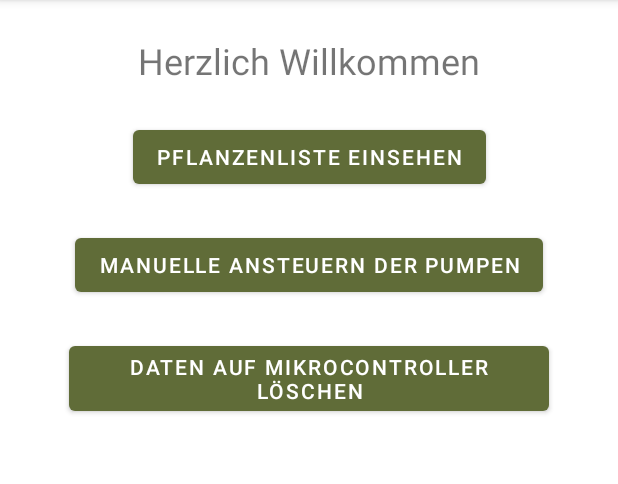
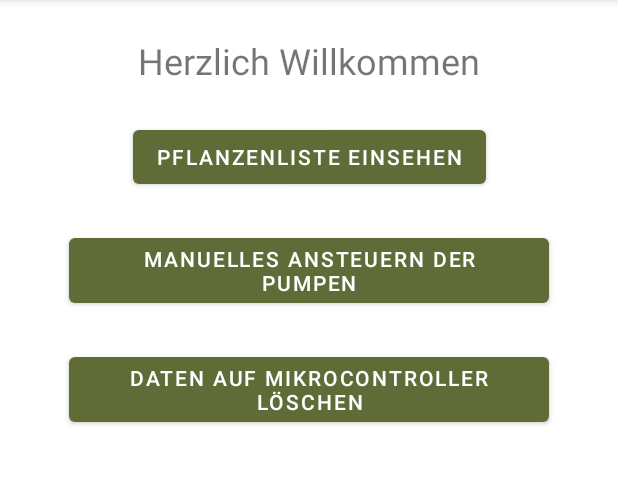
Before and after one commit to Lucag1512/Bewaesserungsanlage, an Android app: the screen it shows after launch (MainActivity), on a phone screen of 412 x 824 dp, the part 84-568 px from its top. Run offline under Robolectric (Android 15) with nearby library versions, the phone set to English and light mode, and no system bars; our stand-ins replace data binding.

Commit message:
T3100 App

```diff
--- a/app/src/main/java/com/example/t3100/adapter/BluetoothDevicesAdapter.kt
+++ b/app/src/main/java/com/example/t3100/adapter/BluetoothDevicesAdapter.kt
@@ -8,13 +8,10 @@ import androidx.recyclerview.widget.RecyclerView
 
 import com.example.t3100.databinding.ItemBluetoothdevicesBinding
 
-
-
 class BluetoothDevicesAdapter(
     var bluetoothDevices : List<BluetoothDevice>,
     val clickListener: ItemClickListener
 ) : RecyclerView.Adapter<BluetoothDevicesAdapter.BluetoothDeviceViewHolder>(){
-
 
     inner class BluetoothDeviceViewHolder(val binding : ItemBluetoothdevicesBinding): RecyclerView.ViewHolder(binding.root)
 
--- a/app/src/main/java/com/example/t3100/adapter/PlantAdapter.kt
+++ b/app/src/main/java/com/example/t3100/adapter/PlantAdapter.kt
@@ -6,7 +6,6 @@ import androidx.recyclerview.widget.RecyclerView
 import com.example.t3100.data.Plant
 import com.example.t3100.databinding.ItemPlantBinding
 import com.example.t3100.ui.main.PlantListFragment
-
 
 class PlantAdapter(
     var plants: List<Plant>,
--- a/app/src/main/java/com/example/t3100/ui/main/AddPlantFragment.kt
+++ b/app/src/main/java/com/example/t3100/ui/main/AddPlantFragment.kt
@@ -140,7 +140,6 @@ class AddPlantFragment : Fragment(), TimePickerDialog.OnTimeSetListener {
         }
     }
 
-
     private fun getTimeCalender(){
         val calendar = Calendar.getInstance()
         hour = calendar.get(Calendar.HOUR_OF_DAY)
--- a/app/src/main/java/com/example/t3100/ui/main/LaunchFragment.kt
+++ b/app/src/main/java/com/example/t3100/ui/main/LaunchFragment.kt
@@ -136,7 +136,6 @@ class LaunchFragment : Fragment() {
             return
         }
 
-        //Prüfung ist BT auf dem Gerät eingeschaltet, wenn nicht über Intent anfordern
         launchBTCheck()
     }
 
@@ -156,8 +155,8 @@ class LaunchFragment : Fragment() {
         }
     }
 
+    //Prüfung ist BT auf dem Gerät eingeschaltet, wenn nicht über Intent anfordern
     private fun launchBTCheck() {
-
         if (bluetoothAdapter?.isEnabled != true) {
             val enableBtIntent = Intent(BluetoothAdapter.ACTION_REQUEST_ENABLE)
             bluetoothRequest.launch(enableBtIntent)
--- a/app/src/main/java/com/example/t3100/ui/main/PlantListFragment.kt
+++ b/app/src/main/java/com/example/t3100/ui/main/PlantListFragment.kt
@@ -49,7 +49,7 @@ class PlantListFragment : Fragment(), PlantAdapter.ItemClickListener {
         binding =
             DataBindingUtil.inflate(layoutInflater, R.layout.fragment_plantlist, container, false)
 
-        //TODO: Besser nur beim ersten mal?
+        //Gespeichterte Pflanzen vom Handy laden
         getSavedPlants()
 
         //Daten übetragen ausblenden wenn keine Plfanze angelegt ist
@@ -82,7 +82,7 @@ class PlantListFragment : Fragment(), PlantAdapter.ItemClickListener {
 
         binding.btnShareData.setOnClickListener {
             findNavController().navigate(
-                PlantListFragmentDirections.actionPlantListFragmentToBluetoothFragment(
+                PlantListFragmentDirections.actionPlantListFragmentToSendingPlantsFragment2(
                     sharedViewModel.plantList.toTypedArray()
                 )
             )
@@ -148,5 +148,4 @@ class PlantListFragment : Fragment(), PlantAdapter.ItemClickListener {
         }
     }
 
-
 }
--- a/app/src/main/res/layout/fragment_launch.xml
+++ b/app/src/main/res/layout/fragment_launch.xml
@@ -37,8 +37,7 @@
             android:layout_width="wrap_content"
             android:layout_height="wrap_content"
             android:layout_marginTop="24dp"
-
-            android:text="Manuelle Ansteuern der Pumpen"
+            android:text="Manuelles Ansteuern der Pumpen"
             app:layout_constraintEnd_toEndOf="parent"
             app:layout_constraintStart_toStartOf="parent"
             app:layout_constraintTop_toBottomOf="@+id/btnForwardPlantList" />
```
